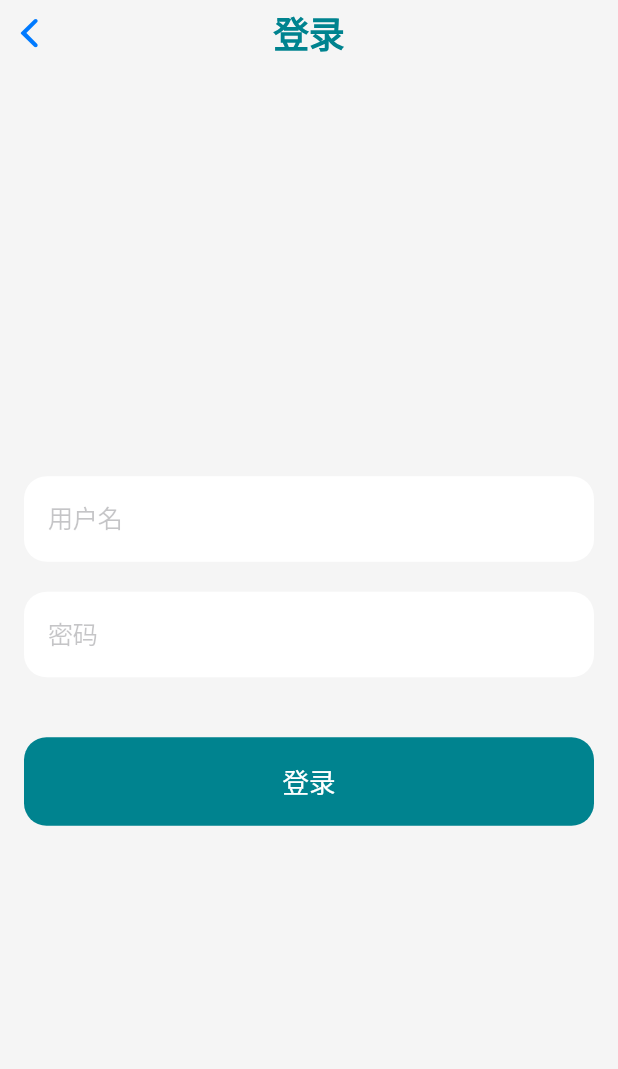
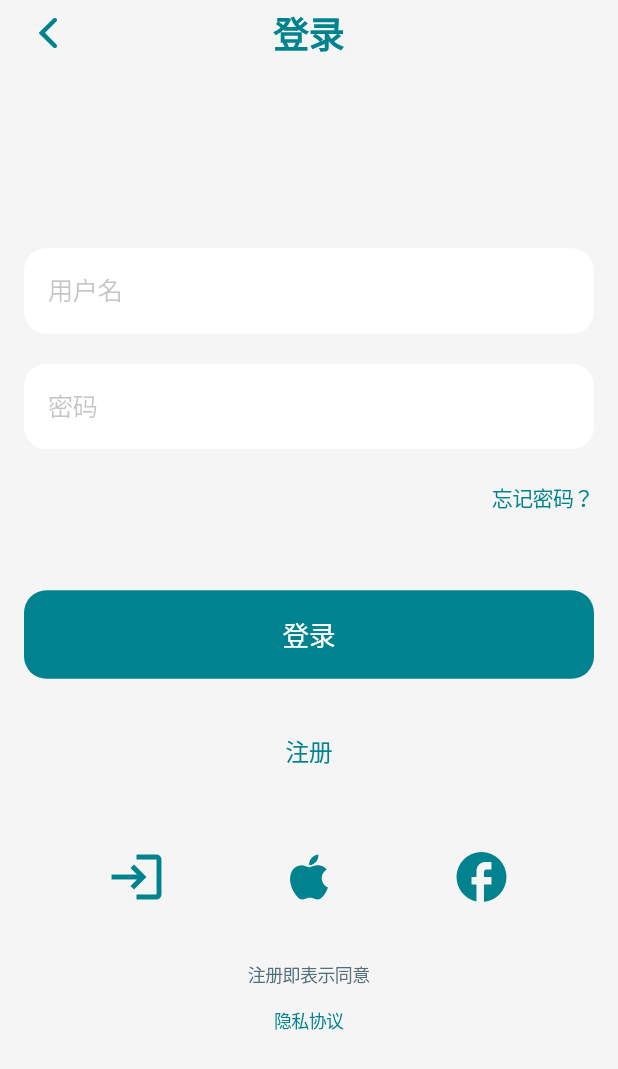
Before and after one commit to 12mimo/-, a Flutter app: the LoginPage screen opened directly, on a phone screen of 412 x 824 dp. Shown: the top 1069 px of the screen. Run offline on Flutter 3.47's test engine with Material 3 defaults, Android fonts, the phone set to English and light mode, and no system bars.

```diff
--- a/lib/pages/consultant/index.dart
+++ b/lib/pages/consultant/index.dart
@@ -28,7 +28,7 @@ class VirtualConsultantPage extends StatelessWidget {
         backgroundColor: backgroundColor,
       ),
       child: Padding(
-        padding: const EdgeInsets.only(bottom: 70.0),
+        padding: const EdgeInsets.only(bottom: 0.0),
         child: SingleChildScrollView(
           padding: const EdgeInsets.all(16.0),
           child: Column(
--- a/lib/pages/index/index.dart
+++ b/lib/pages/index/index.dart
@@ -35,7 +35,7 @@ class _HomePageState extends State<HomePage> {
       ),
       child: SafeArea(
         child: Padding(
-          padding: const EdgeInsets.only(bottom: 70.0),
+          padding: const EdgeInsets.only(bottom: 0.0),
           child: Container(
             color: backgroundColor,
             child: ListView(
--- a/lib/pages/login/login.dart
+++ b/lib/pages/login/login.dart
@@ -15,6 +15,15 @@ class LoginPage extends StatelessWidget {
     return CupertinoPageScaffold(
       backgroundColor: backgroundColor,
       navigationBar: CupertinoNavigationBar(
+        leading: GestureDetector(
+          onTap: () {
+            Navigator.pop(context); // 返回按钮点击事件处理
+          },
+          child: Icon(
+            CupertinoIcons.back,
+            color: primaryColor, // 设置返回按钮的颜色
+          ),
+        ),
         middle: Text(
           '登录',
           style: TextStyle(
@@ -52,6 +61,23 @@ class LoginPage extends StatelessWidget {
                   borderRadius: BorderRadius.circular(15.0),
                 ),
               ),
+              const SizedBox(height: 10),
+              Align(
+                alignment: Alignment.centerRight,
+                child: CupertinoButton(
+                  padding: EdgeInsets.zero,
+                  onPressed: () {
+                    // 忘记密码点击事件
+                  },
+                  child: Text(
+                    '忘记密码？',
+                    style: TextStyle(
+                      fontSize: 14,
+                      color: primaryColor,
+                    ),
+                  ),
+                ),
+              ),
               const SizedBox(height: 40),
               CupertinoButton(
                 color: primaryColor,
@@ -67,6 +93,81 @@ class LoginPage extends StatelessWidget {
                   ),
                 ),
               ),
+              const SizedBox(height: 20),
+              CupertinoButton(
+                child: Text(
+                  '注册',
+                  style: TextStyle(
+                    fontSize: 16,
+                    color: primaryColor,
+                  ),
+                ),
+                onPressed: () {
+                  // 跳转到注册页面
+                },
+              ),
+              const SizedBox(height: 20),
+              Column(
+                mainAxisAlignment: MainAxisAlignment.center,
+                children: [
+                  Row(
+                    mainAxisAlignment: MainAxisAlignment.spaceEvenly,
+                    children: [
+                      CupertinoButton(
+                        onPressed: () {
+                          // Google 登录逻辑
+                        },
+                        child: Icon(
+                          Icons.login, // 临时使用一个系统图标替代
+                          size: 40,
+                          color: primaryColor,
+                        ),
+                      ),
+                      CupertinoButton(
+                        onPressed: () {
+                          // Apple 登录逻辑
+                        },
+                        child: Icon(
+                          Icons.apple, // 临时使用一个系统图标替代
+                          size: 40,
+                          color: primaryColor,
+                        ),
+                      ),
+                      CupertinoButton(
+                        onPressed: () {
+                          // Facebook 登录逻辑
+                        },
+                        child: Icon(
+                          Icons.facebook, // 临时使用一个系统图标替代
+                          size: 40,
+                          color: primaryColor,
+                        ),
+                      ),
+                    ],
+                  ),
+                  const SizedBox(height: 20),
+                  Text(
+                    '注册即表示同意',
+                    style: TextStyle(
+                      fontSize: 12,
+                      color: textColor,
+                    ),
+                  ),
+                  CupertinoButton(
+                    padding: EdgeInsets.zero,
+                    onPressed: () {
+                      // 隐私协议点击事件
+                    },
+                    child: Text(
+                      '隐私协议',
+                      style: TextStyle(
+                        fontSize: 12,
+                        color: primaryColor,
+                      ),
+                    ),
+                  ),
+                ],
+              ),
             ],
           ),
         ),
--- a/lib/pages/personal/profile.dart
+++ b/lib/pages/personal/profile.dart
@@ -34,7 +34,7 @@ class ProfilePage extends StatelessWidget {
         backgroundColor: backgroundColor,
       ),
       child: Padding(
-        padding: const EdgeInsets.only(bottom: 70.0),
+        padding: const EdgeInsets.only(bottom: 0.0),
         child: ListView(
           padding: const EdgeInsets.all(16),
           children: [
```
Also changed, not shown: lib/main.dart (+9 -39 lines).
